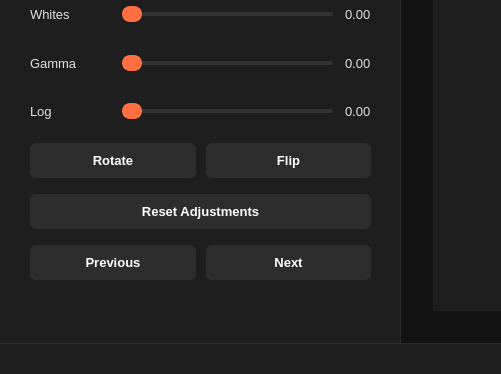
Before: the Qt Designer form app.ui in parasharmohapatra/orpheusnegativelab, drawn with Qt 5; both pictures show x 0 to 501 and y 426 to 800 of the 1200 by 800 pixel window.
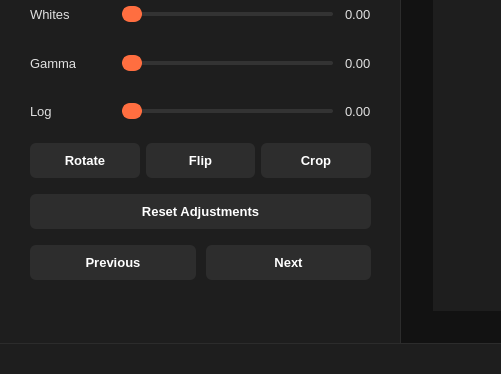
After: the same form once the commit is applied.

Commit message: added cropping functionality

```diff
--- a/app.ui
+++ b/app.ui
@@ -81,6 +81,13 @@
        background-color: #ff5722;
      }
      
+     /* Transform Buttons */
+     #rotateButton, #flipButton, #cropButton {
+       min-width: 80px;
+       max-width: 100px;
+       padding: 10px 8px;
+     }
+     
      /* Sliders */
      QSlider {
        height: 32px;
@@ -539,7 +546,7 @@
        <item>
         <layout class="QHBoxLayout" name="transformButtons">
          <property name="spacing">
-          <number>10</number>
+          <number>6</number>
          </property>
          <item>
           <widget class="QPushButton" name="rotateButton">
@@ -555,6 +562,13 @@
            </property>
           </widget>
          </item>
+         <item>
+          <widget class="QPushButton" name="cropButton">
+           <property name="text">
+            <string>Crop</string>
+           </property>
+          </widget>
+         </item>
         </layout>
        </item>
        <item>
```
The commit also changes 2 other files.
